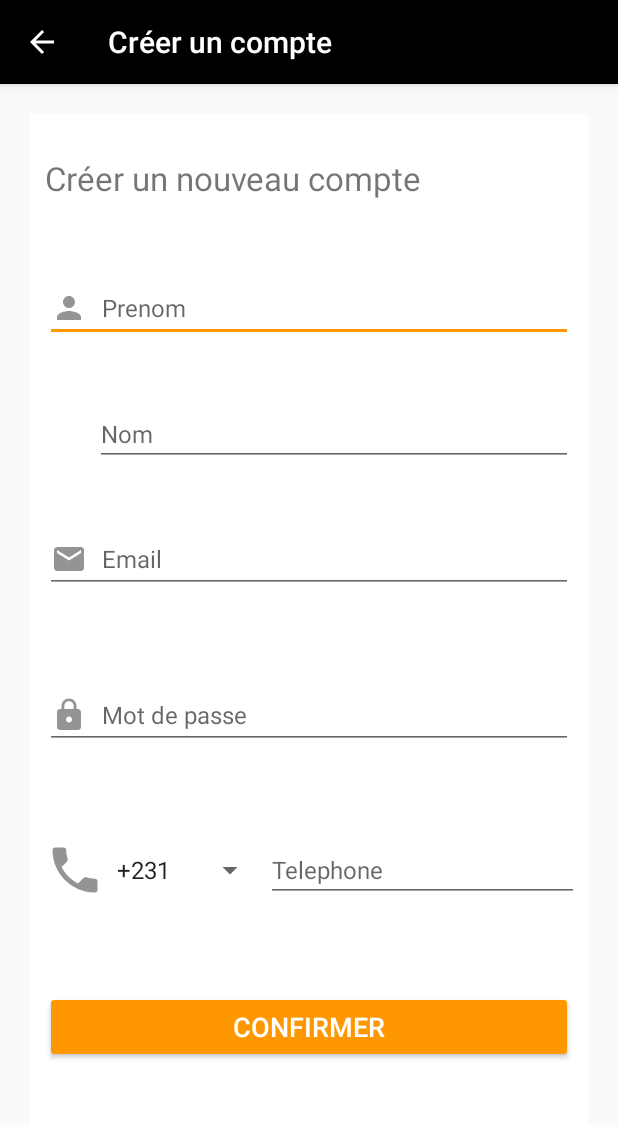
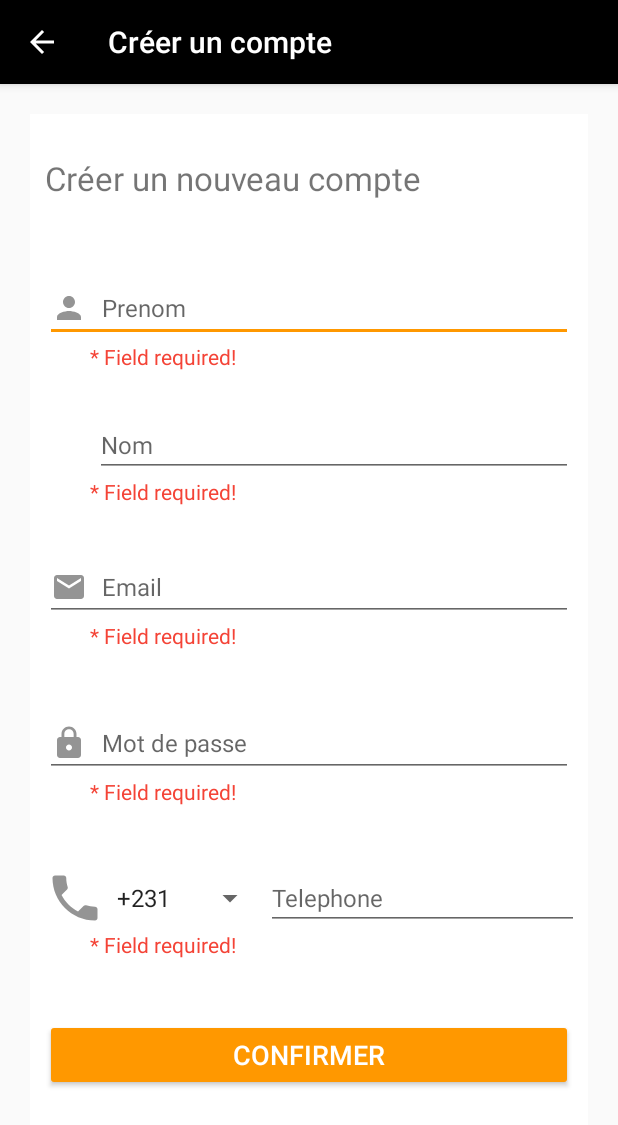
Before and after one commit to Douaa555/cdam_project, an Android app: the RegisterActivity screen opened directly, with no data from a screen before it, after a tap on "CONFIRMER", on a phone screen of 412 x 824 dp. Shown: the top 1125 px of the screen. Run offline under Robolectric (Android 15) with nearby library versions, the phone set to English and light mode, and no system bars.

Commit message:
commit two

```diff
--- a/app/src/main/java/com/example/login/RegisterActivity.java
+++ b/app/src/main/java/com/example/login/RegisterActivity.java
@@ -23,6 +23,9 @@ public class RegisterActivity extends AppCompatActivity {
     private EditText Mdps;
     private Spinner phoneSpinner;
     private Button btnSubmit;
+
+    private TextView prenom_err;
+    private TextView nom_err;
     private TextView phone_err;
     private TextView mdps_err;
     private TextView email_err;
@@ -42,9 +45,12 @@ public class RegisterActivity extends AppCompatActivity {
         Mdps = findViewById(R.id.mdps);
         phoneSpinner = findViewById(R.id.phoneSpinner);
         btnSubmit = findViewById(R.id.btn);
+
         phone_err = findViewById(R.id.phone_err);
         mdps_err = findViewById(R.id.mdps_err);
         email_err = findViewById(R.id.email_err);
+        prenom_err = findViewById(R.id.prenom_err);
+        nom_err = findViewById(R.id.nom_err);
 
 
         String[] phoneOptions = {"+231", "+1", "+44", "+61", "+81"};
@@ -63,11 +69,38 @@ public class RegisterActivity extends AppCompatActivity {
             String passwd_pattern = "^(?=.*[0-9])(?=.*[a-z])(?=.*[A-Z])(?=.*[@#$%^&+=_-])(?=\\S+$).{8,20}$";
             String emailPattern = "[a-zA-Z0-9._-]+@[a-zA-Z0-9.-]+\\.[a-z]+";
 
-            if (prenomText.isEmpty() || nomText.isEmpty() || emailText.isEmpty() || phoneText.isEmpty() ||
-                    mdpsText.isEmpty()) {
-                Toast.makeText(RegisterActivity.this, "Il existe des champs vides!", Toast.LENGTH_SHORT).show();
+            if (prenomText.isEmpty() || nomText.isEmpty() || emailText.isEmpty() || phoneText.isEmpty() || mdpsText.isEmpty()) {
+
+                if (prenomText.isEmpty()) {
+                    prenom_err.setText("* Field required!");
                 } else {
-                if (emailText.matches(emailPattern) && mdpsText.matches(passwd_pattern) && phoneText.length() >= 10) {
+                    prenom_err.setText("");
+                }
+
+                if (nomText.isEmpty()) {
+                    nom_err.setText("* Field required!");
+                } else {
+                    nom_err.setText("");
+                }
+
+                if (emailText.isEmpty()) {
+                    email_err.setText("* Field required!");
+                } else {
+                    email_err.setText("");
+                }
+
+                if (mdpsText.isEmpty()) {
+                    mdps_err.setText("* Field required!");
+                } else {
+                    mdps_err.setText("");
+                }
+
+                if (phoneText.isEmpty()) {
+                    phone_err.setText("* Field required!");
+                } else {
+                    phone_err.setText("");
+                }
+            } else if (emailText.matches(emailPattern) && mdpsText.matches(passwd_pattern) && phoneText.length() >= 10) {
                 InformationActivity info = new InformationActivity(prenomText, nomText, emailText, phoneText, spinnerText);
                 Intent intent = new Intent(getApplicationContext(), ShowActivity.class);
                 intent.addFlags(intent.FLAG_ACTIVITY_CLEAR_TASK);
@@ -94,7 +127,6 @@ public class RegisterActivity extends AppCompatActivity {
                     phone_err.setText("");
                 }
             }
-            }
         });
     }
 }
--- a/app/src/main/res/layout/activity_register.xml
+++ b/app/src/main/res/layout/activity_register.xml
@@ -47,9 +47,16 @@
         app:layout_constraintTop_toTopOf="parent"
         app:layout_constraintVertical_bias="0.022" />
 
+    <TextView
+        android:id="@+id/prenom_err"
+        android:layout_width="match_parent"
+        android:layout_height="wrap_content"
+        android:layout_marginStart="30dp"
+        android:textColor="@color/red" />
+
     <View
         android:layout_width="wrap_content"
-        android:layout_height="40dp" />
+        android:layout_height="28dp" />
 
     <EditText
         android:id="@+id/nom"
@@ -66,9 +73,16 @@
         app:layout_constraintTop_toTopOf="parent"
         app:layout_constraintVertical_bias="0.022" />
 
+    <TextView
+        android:id="@+id/nom_err"
+        android:layout_width="match_parent"
+        android:layout_height="wrap_content"
+        android:layout_marginStart="30dp"
+        android:textColor="@color/red" />
+
     <View
         android:layout_width="wrap_content"
-        android:layout_height="40dp" />
+        android:layout_height="32dp" />
 
     <EditText
         android:id="@+id/email"
@@ -88,18 +102,10 @@
 
     <TextView
         android:id="@+id/email_err"
-        android:layout_width="wrap_content"
+        android:layout_width="match_parent"
         android:layout_height="wrap_content"
         android:layout_marginStart="30dp"
-        android:text=""
-        android:textColor="@color/red"
-        android:textSize="14dp"
-        app:layout_constraintBottom_toBottomOf="parent"
-        app:layout_constraintHorizontal_bias="0.085"
-        app:layout_constraintLeft_toLeftOf="parent"
-        app:layout_constraintRight_toRightOf="parent"
-        app:layout_constraintTop_toTopOf="parent"
-        app:layout_constraintVertical_bias="0.022" />
+        android:textColor="@color/red" />
 
     <View
         android:layout_width="wrap_content"
@@ -123,18 +129,10 @@
 
     <TextView
         android:id="@+id/mdps_err"
-        android:layout_width="wrap_content"
+        android:layout_width="match_parent"
         android:layout_height="wrap_content"
         android:layout_marginStart="30dp"
-        android:text=""
-        android:textColor="@color/red"
-        android:textSize="14dp"
-        app:layout_constraintBottom_toBottomOf="parent"
-        app:layout_constraintHorizontal_bias="0.085"
-        app:layout_constraintLeft_toLeftOf="parent"
-        app:layout_constraintRight_toRightOf="parent"
-        app:layout_constraintTop_toTopOf="parent"
-        app:layout_constraintVertical_bias="0.022" />
+        android:textColor="@color/red" />
 
     <View
         android:layout_width="wrap_content"
@@ -179,18 +177,10 @@
 
     <TextView
         android:id="@+id/phone_err"
-        android:layout_width="wrap_content"
+        android:layout_width="match_parent"
         android:layout_height="wrap_content"
         android:layout_marginStart="30dp"
-        android:text=""
-        android:textColor="@color/red"
-        android:textSize="14dp"
-        app:layout_constraintBottom_toBottomOf="parent"
-        app:layout_constraintHorizontal_bias="0.085"
-        app:layout_constraintLeft_toLeftOf="parent"
-        app:layout_constraintRight_toRightOf="parent"
-        app:layout_constraintTop_toTopOf="parent"
-        app:layout_constraintVertical_bias="0.022" />
+        android:textColor="@color/red" />
 
     <View
         android:layout_width="wrap_content"
```
Also changed, not shown: app/src/main/java/com/example/login/LoginActivity.java (+24 -7 lines), app/src/main/res/layout/activity_login.xml (+8 -13 lines). Lines whose indentation alone changed are shown as unchanged.
